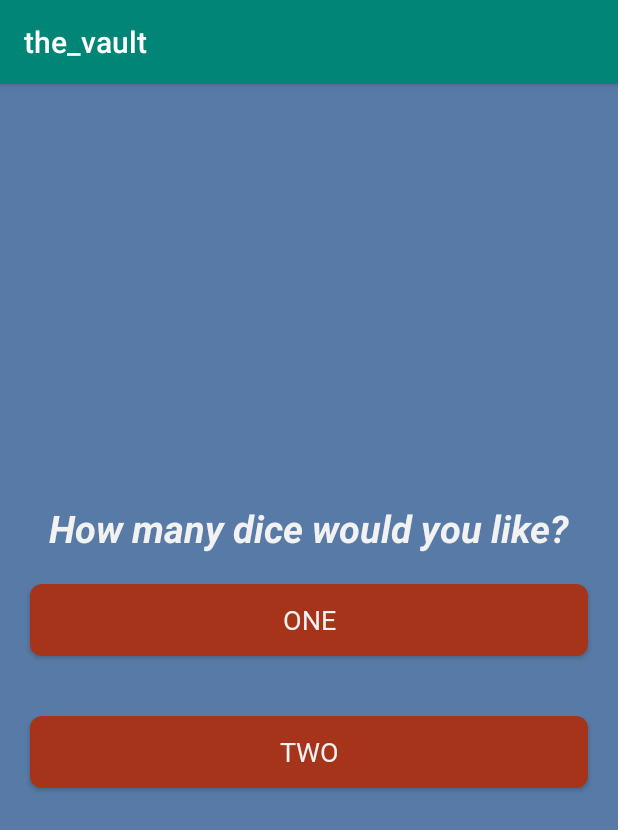
After one commit to sethwbarton/the_vault, an Android app: the DiceActivity screen opened directly, with no data from a screen before it, on a phone screen of 412 x 824 dp. The commit adds this screen. Shown: the top 830 px of the screen. Run offline under Robolectric (Android 15) with nearby library versions, the phone set to English and light mode, and no system bars.

Commit message:
Added dice activity

```diff
--- /dev/null
+++ b/app/src/main/java/androidteam/cs340/the_vault/Activities/DiceActivity.java
@@ -0,0 +1,169 @@
+package androidteam.cs340.the_vault.Activities;
+
+import android.media.AudioAttributes;
+import android.media.SoundPool;
+import android.os.Build;
+import android.os.Handler;
+import android.os.Message;
+import android.support.constraint.ConstraintLayout;
+import android.support.v7.app.AppCompatActivity;
+import android.os.Bundle;
+import android.view.View;
+import android.view.ViewGroup;
+import android.view.animation.Animation;
+import android.view.animation.LinearInterpolator;
+import android.view.animation.RotateAnimation;
+import android.widget.AbsoluteLayout;
+import android.widget.Button;
+import android.widget.ImageView;
+import android.widget.LinearLayout;
+import android.widget.RelativeLayout;
+import android.widget.TextView;
+
+import java.util.Random;
+import java.util.Timer;
+import java.util.TimerTask;
+
+import androidteam.cs340.the_vault.R;
+
+public class DiceActivity extends AppCompatActivity {
+    private final static int ROLL_DURATION = 1000;
+    Button btnOneDie;
+    Button btnTwoDice;
+    ImageView imgDie1;
+    ImageView imgDie2;
+    TextView prompt;
+    Random gen = new Random();
+    SoundPool diceSound;
+    int soundID;
+    Handler handler;
+    Timer timer = new Timer();
+    boolean isRolling = false;
+    int numDice = 0;
+    RotateAnimation rotate;
+    int playSound;
+
+    @Override
+    protected void onCreate(Bundle savedInstanceState) {
+        super.onCreate(savedInstanceState);
+        setContentView(R.layout.activity_dice);
+        InitSound();
+        prompt = (TextView) findViewById(R.id.dicePrompt);
+        imgDie1 = (ImageView) findViewById(R.id.imageDie1);
+        imgDie1.setOnClickListener(new HandleClick());
+        imgDie2 = (ImageView) findViewById(R.id.imageDie2);
+        imgDie2.setOnClickListener(new HandleClick());
+
+        btnOneDie = (Button) findViewById(R.id.oneDieButton);
+        btnOneDie.setOnClickListener(new View.OnClickListener() {
+            @Override
+            public void onClick(View v) {
+                numDice = 1;
+                switchViews();
+            }
+        });
+        btnTwoDice = (Button) findViewById(R.id.twoDiceButton);
+        btnTwoDice.setOnClickListener(new View.OnClickListener() {
+            @Override
+            public void onClick(View v) {
+                numDice = 2;
+                switchViews();
+            }
+        });
+
+        rotate = new RotateAnimation(0, 360, Animation.RELATIVE_TO_SELF, 0.5f, Animation.RELATIVE_TO_SELF, 0.5f);
+        rotate.setDuration(ROLL_DURATION);
+        rotate.setInterpolator(new LinearInterpolator());
+        handler = new Handler(callback);
+    }
+
+    private void switchViews(){
+        btnOneDie.setVisibility(View.GONE);
+        btnTwoDice.setVisibility(View.GONE);
+        prompt.setVisibility(View.GONE);
+
+        imgDie1.setVisibility(View.VISIBLE);
+        if (numDice > 1) {
+            imgDie2.setVisibility(View.VISIBLE);
+        }
+        else {
+            RelativeLayout.LayoutParams testLP = new RelativeLayout.LayoutParams(RelativeLayout.LayoutParams.WRAP_CONTENT, RelativeLayout.LayoutParams.WRAP_CONTENT);
+            testLP.addRule(RelativeLayout.CENTER_IN_PARENT);
+            btnOneDie.setLayoutParams(testLP);
+        }
+    }
+
+    private class HandleClick implements View.OnClickListener {
+        public void onClick(View arg0) {
+            if (!isRolling) {
+                isRolling = true;
+                imgDie1.setImageResource(R.drawable.die);
+                imgDie1.startAnimation(rotate);
+                imgDie2.setImageResource(R.drawable.die);
+                imgDie2.startAnimation(rotate);
+                timer.schedule(new Roll(), ROLL_DURATION);
+            }
+        }
+    }
+
+    void InitSound() {
+        if (Build.VERSION.SDK_INT >= Build.VERSION_CODES.LOLLIPOP) {
+            AudioAttributes aa = new AudioAttributes.Builder()
+                    .setUsage(AudioAttributes.USAGE_ASSISTANCE_SONIFICATION)
+                    .setContentType(AudioAttributes.CONTENT_TYPE_SONIFICATION)
+                    .build();
+            diceSound = new SoundPool.Builder().setAudioAttributes(aa).build();
+        }
+        soundID = diceSound.load(this, R.raw.shake_dice,1);
+    }
+
+    class Roll extends TimerTask {
+        public void run() {
+            handler.sendEmptyMessage(0);
+        }
+    }
+
+    private void setDie(ImageView die, int num){
+        rotate.cancel();
+        switch(num) {
+            case 1:
+                die.setImageResource(R.drawable.one);
+                break;
+            case 2:
+                die.setImageResource(R.drawable.two);
+                break;
+            case 3:
+                die.setImageResource(R.drawable.three);
+                break;
+            case 4:
+                die.setImageResource(R.drawable.four);
+                break;
+            case 5:
+                die.setImageResource(R.drawable.five);
+                break;
+            case 6:
+                die.setImageResource(R.drawable.six);
+                break;
+            default:
+        }
+    }
+
+    Handler.Callback callback = new Handler.Callback() {
+        public boolean handleMessage(Message msg) {
+            playSound = diceSound.play(soundID, 1.0f, 1.0f, 0, 0, 1.0f);
+            setDie(imgDie1, gen.nextInt(6)+1);
+            setDie(imgDie2, gen.nextInt(6)+1);
+            isRolling=false;
+            return true;
+        }
+    };
+
+    protected void onPause() {
+        super.onPause();
+        diceSound.pause(soundID);
+    }
+    protected void onDestroy() {
+        super.onDestroy();
+        timer.cancel();
+    }
+}
--- /dev/null
+++ b/app/src/main/res/layout/activity_dice.xml
@@ -0,0 +1,82 @@
+<?xml version="1.0" encoding="utf-8"?>
+<LinearLayout xmlns:android="http://schemas.android.com/apk/res/android"
+    xmlns:app="http://schemas.android.com/apk/res-auto"
+    xmlns:tools="http://schemas.android.com/tools"
+    android:layout_width="match_parent"
+    android:layout_height="match_parent"
+    android:background="#587AA6"
+    android:gravity="center"
+    android:orientation="vertical"
+    tools:context=".Activities.DiceActivity">
+
+    <TextView
+        android:id="@+id/dicePrompt"
+        android:layout_width="wrap_content"
+        android:layout_height="wrap_content"
+        android:text="How many dice would you like?"
+        android:textColor="#F2F2F2"
+        android:textSize="25sp"
+        android:textStyle="italic|bold"
+        app:layout_constraintBottom_toTopOf="@+id/imageView"
+        app:layout_constraintEnd_toEndOf="parent"
+        app:layout_constraintHorizontal_bias="0.492"
+        app:layout_constraintStart_toStartOf="parent"
+        app:layout_constraintTop_toTopOf="parent" />
+
+    <Button
+        android:id="@+id/oneDieButton"
+        android:layout_width="match_parent"
+        android:layout_height="wrap_content"
+        android:layout_margin="20sp"
+        android:background="@drawable/btn_rounded"
+        android:fontFamily="@font/cinzel_decorative_black"
+        android:text="One"
+        android:textColor="#F2F2F2"
+        android:textSize="18sp"
+        android:visibility="visible"
+        app:layout_constraintBottom_toBottomOf="parent"
+        app:layout_constraintEnd_toEndOf="parent"
+        app:layout_constraintHorizontal_bias="0.6"
+        app:layout_constraintStart_toStartOf="parent"
+        app:layout_constraintTop_toTopOf="parent"
+        app:layout_constraintVertical_bias="0.475" />
+
+    <Button
+        android:id="@+id/twoDiceButton"
+        android:layout_width="match_parent"
+        android:layout_height="wrap_content"
+        android:layout_margin="20sp"
+        android:background="@drawable/btn_rounded"
+        android:fontFamily="@font/cinzel_decorative_black"
+        android:text="Two"
+        android:textColor="#F2F2F2"
+        android:textSize="18sp"
+        android:visibility="visible"
+        app:layout_constraintBottom_toBottomOf="parent"
+        app:layout_constraintEnd_toEndOf="parent"
+        app:layout_constraintHorizontal_bias="0.6"
+        app:layout_constraintStart_toStartOf="parent"
+        app:layout_constraintTop_toTopOf="parent"
+        app:layout_constraintVertical_bias="0.626" />
+
+    <LinearLayout
+        android:layout_width="wrap_content"
+        android:layout_height="wrap_content">
+
+        <ImageView
+            android:id="@+id/imageDie1"
+            android:layout_width="131dp"
+            android:layout_height="121dp"
+            android:visibility="gone"
+            app:srcCompat="@drawable/die"
+            android:layout_marginRight="20dp"/>
+
+        <ImageView
+            android:id="@+id/imageDie2"
+            android:layout_width="131dp"
+            android:layout_height="121dp"
+            android:visibility="gone"
+            app:srcCompat="@drawable/die"
+            android:layout_marginLeft="20dp"/>
+    </LinearLayout>
+</LinearLayout>
--- a/app/src/main/res/values/strings.xml
+++ b/app/src/main/res/values/strings.xml
@@ -2,6 +2,7 @@
     <string name="app_name">the_vault</string>
     <string name="dominionMainActivityButtonText">Dominion Setup</string>
     <string name="turnOrderMainActivityButtonText">Turn Order</string>
+    <string name="diceMainActivityButtonText">Dice</string>
     <string-array name="dominionExpansionsStringArray">
         <item>Base Set</item>
         <item>Intrigue</item>
--- a/build.gradle
+++ b/build.gradle
@@ -7,7 +7,7 @@ buildscript {
 
     }
     dependencies {
-        classpath 'com.android.tools.build:gradle:3.5.3'
+        classpath 'com.android.tools.build:gradle:3.6.0'
 
         // NOTE: Do not place your application dependencies here; they belong
         // in the individual module build.gradle files
```
Also changed, not shown: app/src/main/AndroidManifest.xml (+4 -3 lines), app/src/main/java/androidteam/cs340/the_vault/Activities/MainActivity.java (+10 -0 lines), app/src/main/res/layout/activity_main.xml (+12 -0 lines), app/src/main/res/drawable/die.png (added), app/src/main/res/drawable/five.png (added), app/src/main/res/drawable/four.png (added), app/src/main/res/drawable/one.png (added), app/src/main/res/drawable/six.png (added), app/src/main/res/drawable/three.png (added), app/src/main/res/drawable/two.png (added), gradle/wrapper/gradle-wrapper.properties, 1 other file.
